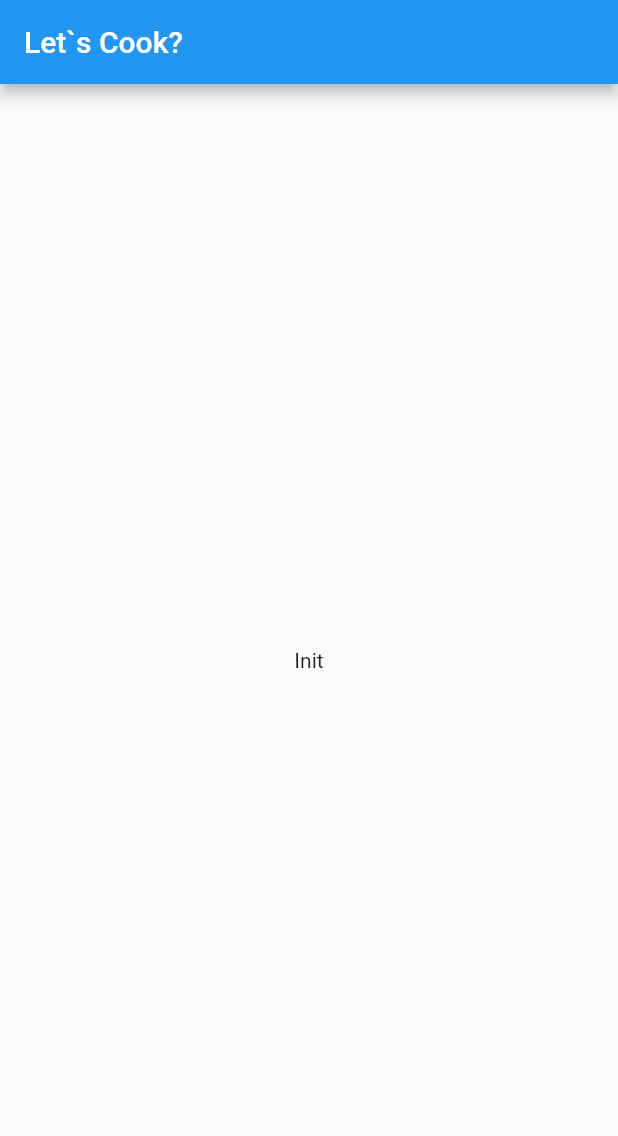
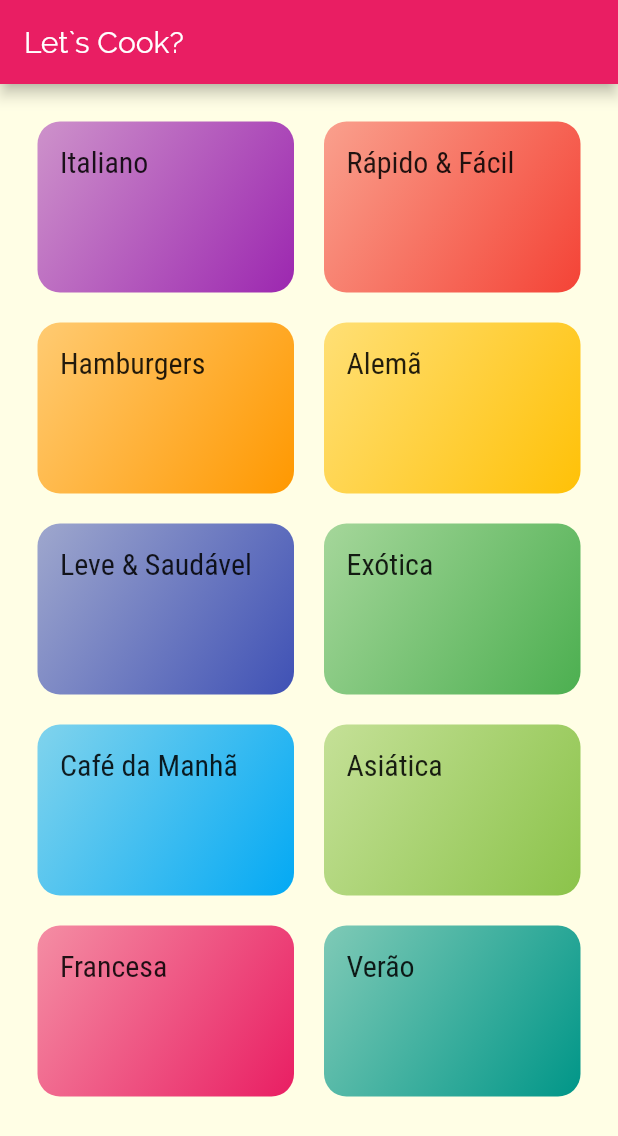
Before and after one commit to gabrieloliveira95/meals, a Flutter app: the screen it shows after launch, on a phone screen of 412 x 824 dp. Shown: the top 1136 px of the screen. Run offline on Flutter 3.47's test engine with Material 2 defaults, Android fonts, the phone set to English and light mode, and no system bars.

Commit message:
Created Grid with categories and second page

```diff
--- /dev/null
+++ b/lib/components/category_item.dart
@@ -0,0 +1,46 @@
+import 'package:flutter/material.dart';
+import 'package:meals/models/category.dart';
+import 'package:meals/screens/category_meals_screen.dart';
+
+class CategoryItem extends StatelessWidget {
+  final Category category;
+
+  const CategoryItem(this.category);
+
+  void _selectCategory(BuildContext context) {
+    Navigator.of(context).push(
+      MaterialPageRoute(
+        builder: (_) {
+          return CategoryMealsScreen(category);
+        },
+      ),
+    );
+  }
+
+  @override
+  Widget build(BuildContext context) {
+    return InkWell(
+      onTap: () => _selectCategory(context),
+      borderRadius: BorderRadius.circular(15),
+      splashColor: Theme.of(context).primaryColor,
+      child: Container(
+        padding: const EdgeInsets.all(15),
+        child: Text(
+          category.title,
+          style: Theme.of(context).textTheme.headline6,
+        ),
+        decoration: BoxDecoration(
+          borderRadius: BorderRadius.circular(15),
+          gradient: LinearGradient(
+            colors: [
+              category.color.withOpacity(0.5),
+              category.color,
+            ],
+            begin: Alignment.topLeft,
+            end: Alignment.bottomRight,
+          ),
+        ),
+      ),
+    );
+  }
+}
--- /dev/null
+++ b/lib/data/dummy_data.dart
@@ -0,0 +1,55 @@
+import 'package:flutter/material.dart';
+import 'package:meals/models/category.dart';
+
+const DUMMY_CATEGORIES = const [
+  Category(
+    id: 'c1',
+    title: 'Italiano',
+    color: Colors.purple,
+  ),
+  Category(
+    id: 'c2',
+    title: 'Rápido & Fácil',
+    color: Colors.red,
+  ),
+  Category(
+    id: 'c3',
+    title: 'Hamburgers',
+    color: Colors.orange,
+  ),
+  Category(
+    id: 'c4',
+    title: 'Alemã',
+    color: Colors.amber,
+  ),
+  Category(
+    id: 'c5',
+    title: 'Leve & Saudável',
+    color: Colors.indigo,
+  ),
+  Category(
+    id: 'c6',
+    title: 'Exótica',
+    color: Colors.green,
+  ),
+  Category(
+    id: 'c7',
+    title: 'Café da Manhã',
+    color: Colors.lightBlue,
+  ),
+  Category(
+    id: 'c8',
+    title: 'Asiática',
+    color: Colors.lightGreen,
+  ),
+  Category(
+    id: 'c9',
+    title: 'Francesa',
+    color: Colors.pink,
+  ),
+  Category(
+    id: 'c10',
+    title: 'Verão',
+    color: Colors.teal,
+  ),
+];
--- a/lib/main.dart
+++ b/lib/main.dart
@@ -1,4 +1,7 @@
+import 'dart:ui';
+
 import 'package:flutter/material.dart';
+import 'package:meals/screens/category_screen.dart';
 
 void main() => runApp(AppMeals());
 
@@ -8,28 +11,17 @@ class AppMeals extends StatelessWidget {
     return MaterialApp(
       title: 'Let`s Cook?',
       theme: ThemeData(
-        primarySwatch: Colors.blue,
-      ),
-      home: HomePage(),
+          primarySwatch: Colors.pink,
+          accentColor: Colors.amber,
+          fontFamily: 'Raleway',
+          canvasColor: Color.fromRGBO(255, 254, 229, 1),
+          textTheme: ThemeData.light().textTheme.copyWith(
+                title: TextStyle(
+                  fontSize: 20,
+                  fontFamily: 'RobotoCondensed',
+                ),
+              )),
+      home: CategoryScreen(),
     );
   }
 }
-
-class HomePage extends StatefulWidget {
-  @override
-  _HomePageState createState() => _HomePageState();
-}
-
-class _HomePageState extends State<HomePage> {
-  @override
-  Widget build(BuildContext context) {
-    return Scaffold(
-      appBar: AppBar(
-        title: Text("Let`s Cook?"),
-      ),
-      body: Center(
-        child: Text("Init"),
-      ),
-    );
-  }
-}
--- /dev/null
+++ b/lib/models/category.dart
@@ -0,0 +1,13 @@
+import 'package:flutter/material.dart';
+
+class Category {
+  final String id;
+  final String title;
+  final Color color;
+
+  const Category({
+    @required this.id,
+    @required this.title,
+    this.color = Colors.orange,
+  });
+}
--- /dev/null
+++ b/lib/screens/category_meals_screen.dart
@@ -0,0 +1,19 @@
+import 'package:flutter/material.dart';
+import 'package:meals/models/category.dart';
+
+class CategoryMealsScreen extends StatelessWidget {
+  final Category category;
+
+  const CategoryMealsScreen(this.category);
+  @override
+  Widget build(BuildContext context) {
+    return Scaffold(
+      appBar: AppBar(
+        title: Text(category.title),
+      ),
+      body: Center(
+        child: Text(category.id),
+      ),
+    );
+  }
+}
--- /dev/null
+++ b/lib/screens/category_screen.dart
@@ -0,0 +1,27 @@
+import 'package:flutter/material.dart';
+import 'package:meals/components/category_item.dart';
+import 'package:meals/data/dummy_data.dart';
+
+class CategoryScreen extends StatelessWidget {
+  @override
+  Widget build(BuildContext context) {
+    return Scaffold(
+      appBar: AppBar(
+        title: Text("Let`s Cook?"),
+      ),
+      body: GridView(
+        padding: const EdgeInsets.all(25),
+        gridDelegate: SliverGridDelegateWithMaxCrossAxisExtent(
+            maxCrossAxisExtent: 200,
+            childAspectRatio: 3 / 2,
+            crossAxisSpacing: 20,
+            mainAxisSpacing: 20),
+        children: DUMMY_CATEGORIES
+            .map(
+              (e) => CategoryItem(e),
+            )
+            .toList(),
+      ),
+    );
+  }
+}
```
Also changed, not shown: pubspec.yaml (+18 -6 lines), assets/fonts/Raleway-Black.ttf (added), assets/fonts/Raleway-Bold.ttf (added), assets/fonts/Raleway-Regular.ttf (added), assets/fonts/RobotoCondensed-Bold.ttf (added), assets/fonts/RobotoCondensed-Italic.ttf (added), assets/fonts/RobotoCondensed-Light.ttf (added), assets/fonts/RobotoCondensed-Regular.ttf (added).
